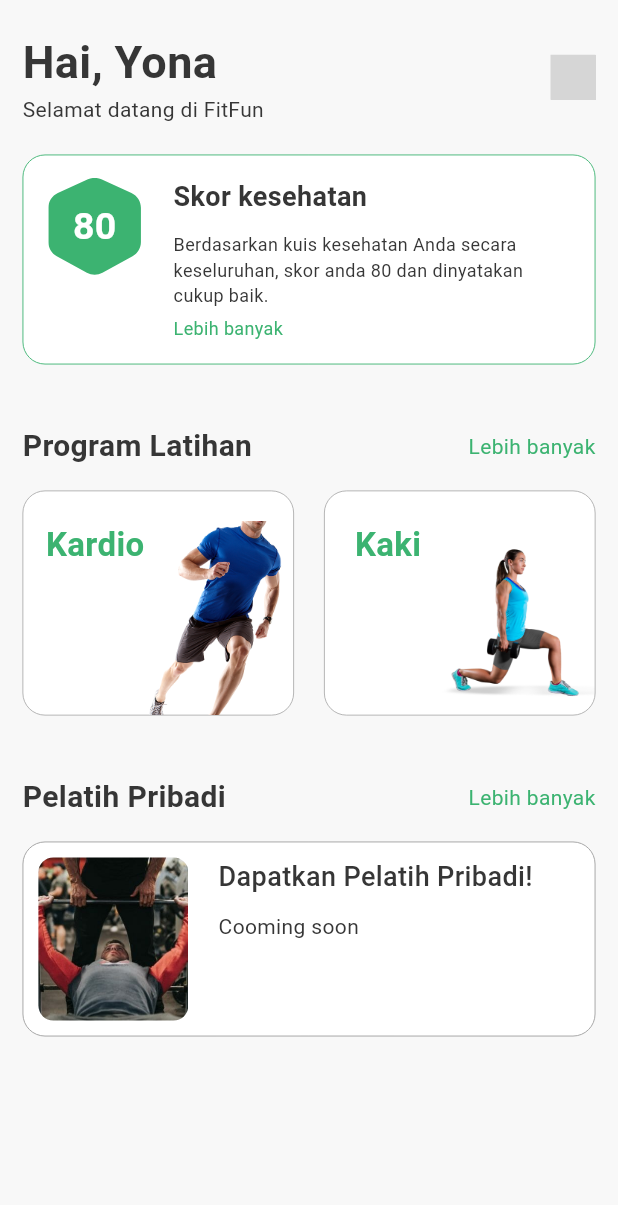
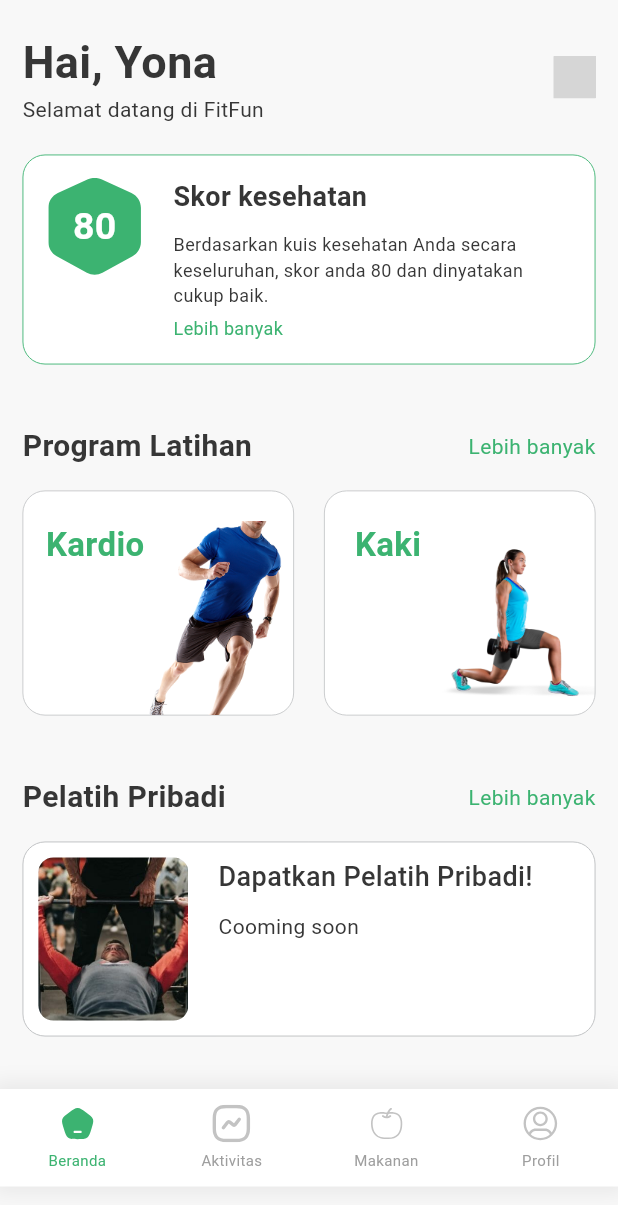
Before and after one commit to gdsc-ums/Hahu_hoheng_FitFun, a Flutter app: the HomeView screen opened by its route, on a phone screen of 412 x 824 dp. Shown: the top 1205 px of the screen. Run offline on Flutter 3.47's test engine with Material 3 defaults, Android fonts, the phone set to English and light mode, and no system bars; our stand-ins replace cloud_firestore, firebase_auth, firebase_core, flutter_svg, get; accounts and stored records are empty; grey boxes are pictures that could not be loaded.

Commit message:
add bottom navbar

```diff
--- a/lib/controllers/home_controller.dart
+++ b/lib/controllers/home_controller.dart
@@ -1,3 +1,22 @@
 import 'package:get/get.dart';
 
-class HomeController extends GetxController {}
+class HomeController extends GetxController {
+  List<Map<String, dynamic>> tabs = [
+    {
+      "name" : "Beranda",
+      "icon" : "assets/icons/home.svg"
+    },
+    {
+      "name" : "Aktivitas",
+      "icon" : "assets/icons/activity.svg"
+    },
+    {
+      "name" : "Makanan",
+      "icon" : "assets/icons/food.svg"
+    },
+    {
+      "name" : "Profil",
+      "icon" : "assets/icons/profile.svg"
+    },
+  ];
+}
--- a/lib/models/user_model.dart
+++ b/lib/models/user_model.dart
@@ -1,3 +1,5 @@
+import 'package:cloud_firestore/cloud_firestore.dart';
+
 enum Gender {
   male,
   female,
@@ -9,7 +11,7 @@ enum ActivityLevel {
   rarely,
 }
 
-class User {
+class UserModel {
   String name;
   int age;
   Gender gender;
@@ -17,7 +19,7 @@ class User {
   bool eatsRegularly;
   ActivityLevel activityLevel;
 
-  User({
+  UserModel({
     required this.name,
     required this.age,
     required this.gender,
@@ -25,4 +27,9 @@ class User {
     required this.eatsRegularly,
     required this.activityLevel,
   });
+
+  // factory UserModel.fromFirestore(DocumentSnapshot<Map<String, dynamic>> snapshot,
+  //   SnapshotOptions? options){
+  //   return UserModel(name: name, age: age, gender: gender, hasHeartDisease: hasHeartDisease, eatsRegularly: eatsRegularly, activityLevel: activityLevel)
+  // }
 }
--- a/lib/views/home.dart
+++ b/lib/views/home.dart
@@ -1,6 +1,7 @@
 import 'package:flutter/material.dart';
 import 'package:flutter_svg/flutter_svg.dart';
 import 'package:hahu_hoheng_fitfun/themes/app_font.dart';
+import 'package:hahu_hoheng_fitfun/widgets/global/bottom_navbar.dart';
 import 'package:hahu_hoheng_fitfun/widgets/home/exercise_program.dart';
 import 'package:hahu_hoheng_fitfun/widgets/home/header_section.dart';
 import 'package:hahu_hoheng_fitfun/widgets/home/private_coach.dart';
@@ -11,8 +12,10 @@ class HomeView extends StatelessWidget {
   @override
   Widget build(BuildContext context) {
     return Scaffold(
-      body: SingleChildScrollView(
-        child: SafeArea(
+      body: SafeArea(
+        child: Stack(
+          children: [
+            SingleChildScrollView(
               child: Padding(
                 padding: const EdgeInsets.symmetric(horizontal: 15),
                 child: Column(
@@ -36,8 +39,8 @@ class HomeView extends StatelessWidget {
                         ),
                         SvgPicture.asset(
                           "assets/icons/notification.svg",
-                      height: 30,
-                      width: 30,
+                          height: 28,
+                          width: 28,
                         ),
                       ],
                     ),
@@ -60,6 +63,9 @@ class HomeView extends StatelessWidget {
                 ),
               ),
             ),
+            const BottomNavbar()
+          ],
+        ),
       ),
     );
   }
--- /dev/null
+++ b/lib/widgets/global/bottom_navbar.dart
@@ -0,0 +1,50 @@
+import 'package:flutter/material.dart';
+import 'package:flutter_svg/flutter_svg.dart';
+import 'package:get/get.dart';
+import 'package:hahu_hoheng_fitfun/controllers/home_controller.dart';
+import 'package:hahu_hoheng_fitfun/themes/app_color.dart';
+import 'package:hahu_hoheng_fitfun/themes/app_font.dart';
+
+class BottomNavbar extends StatelessWidget {
+  const BottomNavbar({super.key});
+
+  @override
+  Widget build(BuildContext context) {
+    final controller = Get.find<HomeController>();
+    return Positioned(
+      bottom: 0,
+      child: Container(
+        height: 65,
+        width: Get.width,
+        decoration: const BoxDecoration(color: Colors.white, boxShadow: [
+          BoxShadow(color: shadowColor, spreadRadius: 5, blurRadius: 10)
+        ]),
+        child: Row(
+            children: List.generate(
+                controller.tabs.length,
+                (index) => SizedBox(
+                      width: Get.width / 4,
+                      child: Column(
+                        crossAxisAlignment: CrossAxisAlignment.center,
+                        mainAxisAlignment: MainAxisAlignment.center,
+                        children: [
+                          SvgPicture.asset(
+                            controller.tabs[index]["icon"],
+                            height: 25,
+                          ),
+                          const SizedBox(
+                            height: 5,
+                          ),
+                          Text(
+                            controller.tabs[index]["name"],
+                            style: text10.copyWith(
+                                color:
+                                    index == 0 ? secondaryColor : Colors.grey),
+                          )
+                        ],
+                      ),
+                    ))),
+      ),
+    );
+  }
+}
--- a/lib/widgets/home/exercise_program.dart
+++ b/lib/widgets/home/exercise_program.dart
@@ -35,7 +35,7 @@ class HomeExerciseProgram extends StatelessWidget {
               padding: const EdgeInsets.only(top: 20, left: 15),
               decoration: BoxDecoration(
                   color: Colors.white,
-                  border: Border.all(width: 0.5, color: Colors.grey),
+                  border: Border.all(width: 0.5, color: textGrey),
                   borderRadius: BorderRadius.circular(15)),
               child: Row(
                 crossAxisAlignment: CrossAxisAlignment.start,
@@ -66,7 +66,7 @@ class HomeExerciseProgram extends StatelessWidget {
               padding: const EdgeInsets.only(top: 20, left: 20),
               decoration: BoxDecoration(
                   color: Colors.white,
-                  border: Border.all(width: 0.5, color: Colors.grey),
+                  border: Border.all(width: 0.5, color: textGrey),
                   borderRadius: BorderRadius.circular(15)),
               child: Row(
                 crossAxisAlignment: CrossAxisAlignment.start,
--- a/lib/widgets/home/private_coach.dart
+++ b/lib/widgets/home/private_coach.dart
@@ -35,7 +35,7 @@ class HomePrivateCoach extends StatelessWidget {
           decoration: BoxDecoration(
               color: Colors.white,
               borderRadius: BorderRadius.circular(15),
-              border: Border.all(width: 0.6, color: Colors.grey)),
+              border: Border.all(width: 0.6, color: textGrey)),
           child: Row(
             crossAxisAlignment: CrossAxisAlignment.start,
             children: [
```
Also changed, not shown: lib/widgets/global/.dart (deleted). Lines whose indentation alone changed are shown as unchanged.
